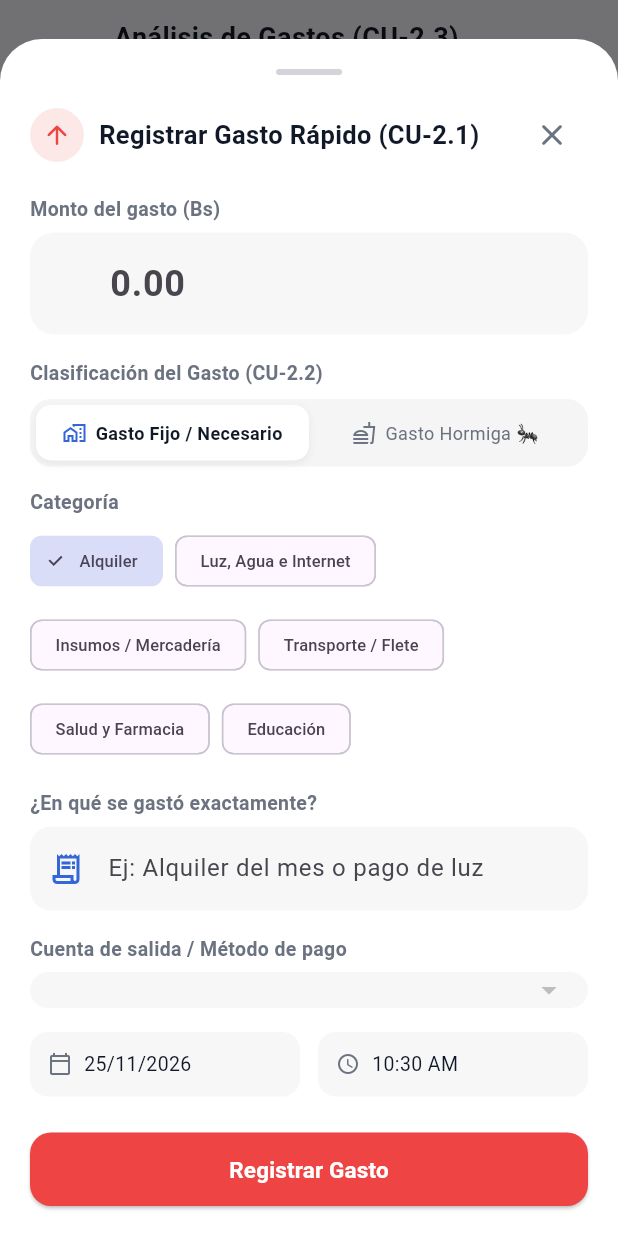
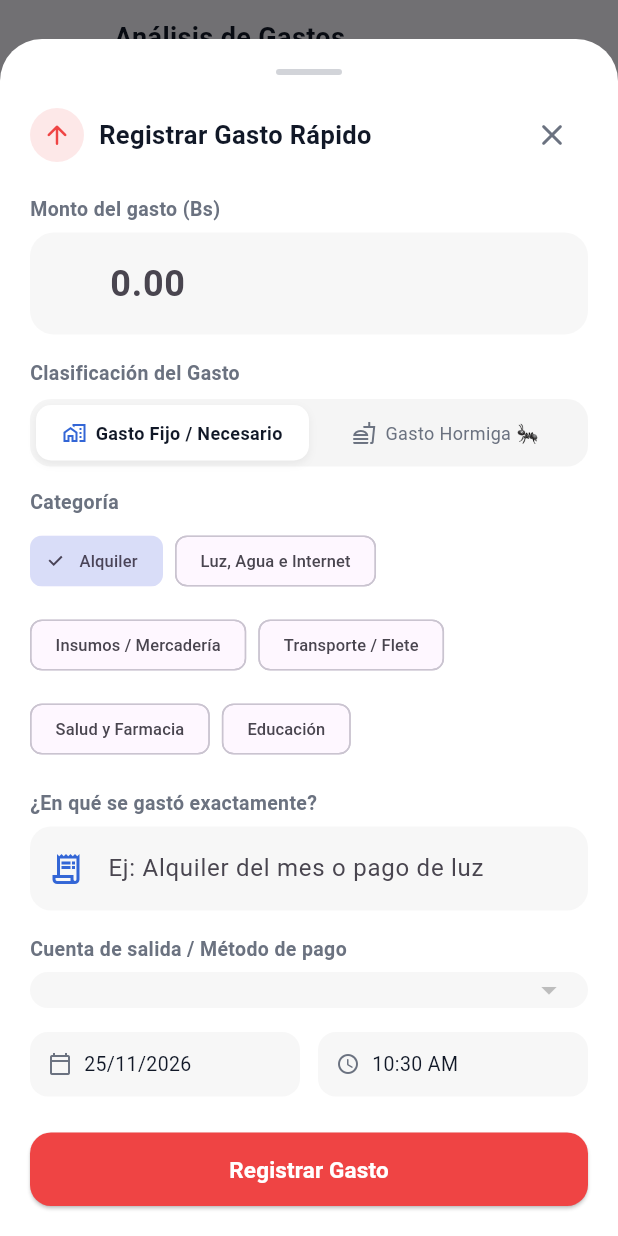
Before and after one commit to maddieflores/Kpital, a Flutter app: the ExpensesAnalyticsScreen screen opened directly, after a tap on the "add circle" icon, on a phone screen of 412 x 824 dp. Run offline on Flutter 3.47's test engine with Material 3 defaults, Android fonts, the phone set to English and light mode, and no system bars; our stand-ins replace firebase_core, firebase_messaging, fl_chart, flutter_local_notifications, image_picker, local_auth and 1 more; accounts and stored records are empty.

Commit message:
refactor(ui): clean up user story tags from UI labels across all modules
- Remove internal development tags (CU-1.1 to CU-6.2) from user-facing screens and sheets
- Clean up titles in Accounts Manager, Debts, Inventory, Pricing Calculator, and Transaction sheets for production

```diff
--- a/frontend/lib/features/accounts/screens/accounts_manager_screen.dart
+++ b/frontend/lib/features/accounts/screens/accounts_manager_screen.dart
@@ -115,7 +115,7 @@ class AccountsManagerScreen extends StatelessWidget {
                           mainAxisAlignment: MainAxisAlignment.spaceBetween,
                           children: [
                             Text(
-                              'Patrimonio Total (CU-4.4)',
+                              'Patrimonio Total',
                               style: TextStyle(
                                 fontSize: 13,
                                 color: tokens.balanceCardText.withOpacity(0.85),
--- a/frontend/lib/features/debts/widgets/record_debt_payment_sheet.dart
+++ b/frontend/lib/features/debts/widgets/record_debt_payment_sheet.dart
@@ -160,7 +160,7 @@ class _RecordDebtPaymentSheetState extends State<RecordDebtPaymentSheet> {
                       ),
                       const SizedBox(width: 10),
                       Text(
-                        isReceivable ? 'Registrar Abono (CU-3.2)' : 'Registrar Pago a Proveedor',
+                        isReceivable ? 'Registrar Abono' : 'Registrar Pago a Proveedor',
                         style: TextStyle(
                           fontSize: 17,
                           fontWeight: FontWeight.bold,
@@ -277,10 +277,10 @@ class _RecordDebtPaymentSheetState extends State<RecordDebtPaymentSheet> {
               ),
               const SizedBox(height: 8),
 
-              // Cuenta donde entra o sale el dinero (CU-3.2)
+              // Cuenta donde entra o sale el dinero
               Text(
                 isReceivable
-                    ? '¿A qué cuenta ingresa el dinero? (CU-3.2)'
+                    ? '¿A qué cuenta ingresa el dinero?'
                     : '¿De qué cuenta se debitará el pago?',
                 style: TextStyle(fontSize: 13, fontWeight: FontWeight.w600, color: tokens.textSecondary),
               ),
--- a/frontend/lib/features/inventory/screens/inventory_screen.dart
+++ b/frontend/lib/features/inventory/screens/inventory_screen.dart
@@ -125,7 +125,7 @@ class InventoryScreen extends StatelessWidget {
                                 const Icon(Icons.query_stats_rounded, size: 18, color: Color(0xFF3366D6)),
                                 const SizedBox(width: 6),
                                 Text(
-                                  'Capital Invertido vs. Recuperado (CU-5.5)',
+                                  'Capital Invertido vs. Recuperado',
                                   style: TextStyle(fontSize: 13, fontWeight: FontWeight.bold, color: tokens.textPrimary),
                                 ),
                               ],
@@ -386,8 +386,8 @@ class _ProductCard extends StatelessWidget {
                   mainAxisAlignment: MainAxisAlignment.spaceBetween,
                   children: [
                     Text('Escala', style: TextStyle(fontSize: 11, fontWeight: FontWeight.bold, color: tokens.textSecondary)),
-                    Text('Costo Lote (CU-5.2)', style: TextStyle(fontSize: 11, fontWeight: FontWeight.bold, color: tokens.textSecondary)),
-                    Text('Precio Venta (CU-5.3)', style: TextStyle(fontSize: 11, fontWeight: FontWeight.bold, color: tokens.textSecondary)),
+                    Text('Costo Lote', style: TextStyle(fontSize: 11, fontWeight: FontWeight.bold, color: tokens.textSecondary)),
+                    Text('Precio Venta', style: TextStyle(fontSize: 11, fontWeight: FontWeight.bold, color: tokens.textSecondary)),
                     Text('Margen', style: TextStyle(fontSize: 11, fontWeight: FontWeight.bold, color: tokens.textSecondary)),
                   ],
                 ),
--- a/frontend/lib/features/inventory/widgets/quick_sale_sheet.dart
+++ b/frontend/lib/features/inventory/widgets/quick_sale_sheet.dart
@@ -187,7 +187,7 @@ class _QuickSaleSheetState extends State<QuickSaleSheet> {
                       ),
                       const SizedBox(width: 10),
                       Text(
-                        'Venta Rápida de Negocio (CU-5.4)',
+                        'Venta Rápida de Negocio',
                         style: TextStyle(
                           fontSize: 17,
                           fontWeight: FontWeight.bold,
@@ -400,7 +400,7 @@ class _QuickSaleSheetState extends State<QuickSaleSheet> {
               const SizedBox(height: 12),
 
               Text(
-                '¿A qué cuenta ingresará el dinero cobrado? (CU-5.4)',
+                '¿A qué cuenta ingresará el dinero cobrado?',
                 style: TextStyle(fontSize: 12, fontWeight: FontWeight.w600, color: tokens.textSecondary),
               ),
               const SizedBox(height: 6),
--- a/frontend/lib/features/pricing_ai/pricing_calculator_screen.dart
+++ b/frontend/lib/features/pricing_ai/pricing_calculator_screen.dart
@@ -228,7 +228,7 @@ class _PricingCalculatorScreenState extends State<PricingCalculatorScreen> {
                             const Icon(Icons.fact_check_outlined, size: 18, color: Color(0xFF3366D6)),
                             const SizedBox(width: 8),
                             Text(
-                              'Evaluador de Compra Mayorista (CU-6.1)',
+                              'Evaluador de Compra Mayorista',
                               style: TextStyle(fontSize: 14, fontWeight: FontWeight.bold, color: tokens.textPrimary),
                             ),
                           ],
@@ -427,7 +427,7 @@ class _PricingCalculatorScreenState extends State<PricingCalculatorScreen> {
                                   Icon(Icons.price_check_rounded, color: primaryColor, size: 20),
                                   const SizedBox(width: 8),
                                   Text(
-                                    'Precios Sugeridos por Escala (CU-6.2)',
+                                    'Precios Sugeridos por Escala',
                                     style: TextStyle(fontSize: 14, fontWeight: FontWeight.bold, color: tokens.textPrimary),
                                   ),
                                 ],
--- a/frontend/lib/features/transactions/screens/expenses_analytics_screen.dart
+++ b/frontend/lib/features/transactions/screens/expenses_analytics_screen.dart
@@ -70,7 +70,7 @@ class _ExpensesAnalyticsScreenState extends State<ExpensesAnalyticsScreen> {
                           crossAxisAlignment: CrossAxisAlignment.start,
                           children: [
                             Text(
-                              'Análisis de Gastos (CU-2.3)',
+                              'Análisis de Gastos',
                               style: TextStyle(
                                 fontSize: 18,
                                 fontWeight: FontWeight.bold,
@@ -225,7 +225,7 @@ class _ExpensesAnalyticsScreenState extends State<ExpensesAnalyticsScreen> {
                           mainAxisAlignment: MainAxisAlignment.spaceBetween,
                           children: [
                             Text(
-                              'Distribución Porcentual (CU-2.3)',
+                              'Distribución Porcentual',
                               style: TextStyle(
                                 fontSize: 15,
                                 fontWeight: FontWeight.bold,
--- a/frontend/lib/features/transactions/widgets/record_expense_sheet.dart
+++ b/frontend/lib/features/transactions/widgets/record_expense_sheet.dart
@@ -204,7 +204,7 @@ class _RecordExpenseSheetState extends State<RecordExpenseSheet> {
                       ),
                       const SizedBox(width: 10),
                       Text(
-                        'Registrar Gasto Rápido (CU-2.1)',
+                        'Registrar Gasto Rápido',
                         style: TextStyle(
                           fontSize: 17,
                           fontWeight: FontWeight.bold,
@@ -254,7 +254,7 @@ class _RecordExpenseSheetState extends State<RecordExpenseSheet> {
 
               // CU-2.2: Clasificación de Gasto Fijo vs Gasto Hormiga
               Text(
-                'Clasificación del Gasto (CU-2.2)',
+                'Clasificación del Gasto',
                 style: TextStyle(fontSize: 13, fontWeight: FontWeight.w600, color: tokens.textSecondary),
               ),
               const SizedBox(height: 8),
--- a/frontend/lib/features/transactions/widgets/record_income_sheet.dart
+++ b/frontend/lib/features/transactions/widgets/record_income_sheet.dart
@@ -225,7 +225,7 @@ class _RecordIncomeSheetState extends State<RecordIncomeSheet> {
                       ),
                       const SizedBox(width: 10),
                       Text(
-                        'Registrar Transferencia (CU-1.1)',
+                        'Registrar Transferencia',
                         style: TextStyle(
                           fontSize: 17,
                           fontWeight: FontWeight.bold,
@@ -444,7 +444,7 @@ class _RecordIncomeSheetState extends State<RecordIncomeSheet> {
 
               // CU-1.2: Adjuntar comprobante / foto QR
               Text(
-                'Comprobante o Captura QR (CU-1.2)',
+                'Comprobante o Captura QR',
                 style: TextStyle(fontSize: 13, fontWeight: FontWeight.w600, color: tokens.textSecondary),
               ),
               const SizedBox(height: 8),
```
Also changed, not shown: frontend/lib/features/debts/widgets/create_debt_sheet.dart (+4 -4 lines), frontend/lib/features/inventory/widgets/create_batch_product_sheet.dart (+4 -4 lines).
